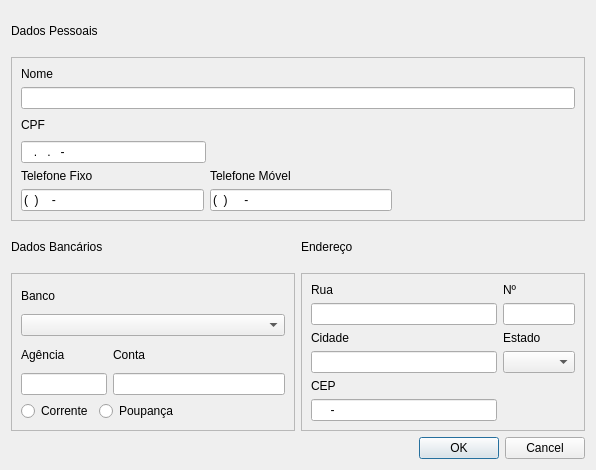
Above: GUI/cliente.ui from fvendrameto/Databases-Final-Project before the change. Below: the same form after it.
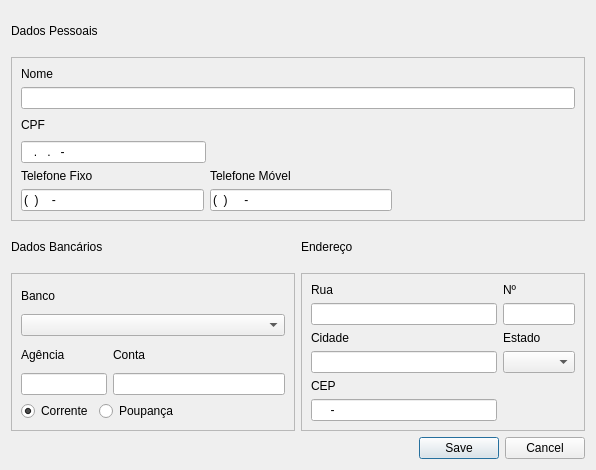
That is the form after the change.

```diff
--- a/GUI/cliente.ui
+++ b/GUI/cliente.ui
@@ -314,6 +314,9 @@
         <property name="text">
          <string>Corrente</string>
         </property>
+        <property name="checked">
+         <bool>true</bool>
+        </property>
        </widget>
       </item>
       <item row="2" column="1">
@@ -452,7 +455,7 @@
    <item row="4" column="1">
     <widget class="QDialogButtonBox" name="buttonBox">
      <property name="standardButtons">
-      <set>QDialogButtonBox::Cancel|QDialogButtonBox::Ok</set>
+      <set>QDialogButtonBox::Cancel|QDialogButtonBox::Save</set>
      </property>
     </widget>
    </item>
```
